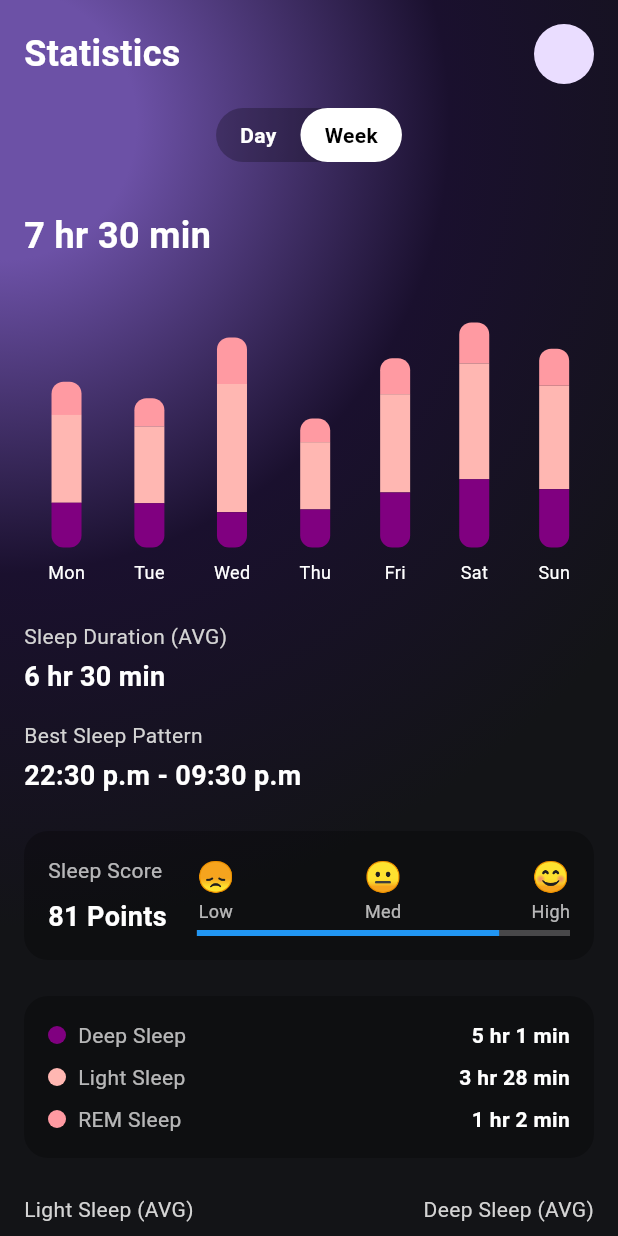
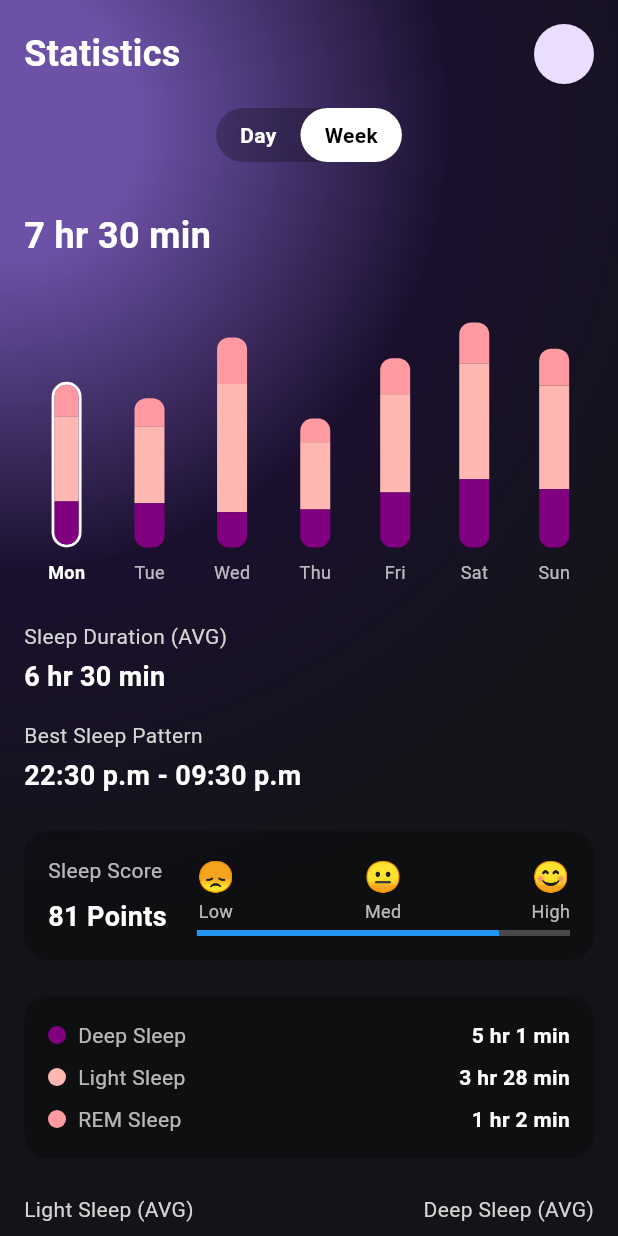
Before and after one commit to punipyuni/SleepPal, a Flutter app: the SleepStatisticsDashboard screen opened directly, after a tap on "Week", after a tap on "Mon", on a phone screen of 412 x 824 dp. Run offline on Flutter 3.47's test engine with Material 3 defaults, Android fonts, the phone set to English and light mode, and no system bars; our stand-ins replace dash_chat_2, fl_chart; missing offline and left inert: health; network calls fail.

Commit message:
update selectable bar chart

```diff
--- a/lib/widgets/sleep_stat_provider.dart
+++ b/lib/widgets/sleep_stat_provider.dart
@@ -1,51 +1,4 @@
-// import 'package:flutter/foundation.dart';
 
-// class SleepStatisticsProvider with ChangeNotifier {
-//   bool _isDayView = true;
-//   int _selectedDayIndex = 0; // For day view
-//   int? _selectedWeekDayIndex; // For week view
-//   List<Map<String, dynamic>> _weeklyData = [
-//     {'day': 'Mon', 'duration': Duration(hours: 7, minutes: 30)},
-//     {'day': 'Tue', 'duration': Duration(hours: 6, minutes: 45)},
-//     {'day': 'Wed', 'duration': Duration(hours: 8, minutes: 0)},
-//     {'day': 'Thu', 'duration': Duration(hours: 7, minutes: 15)},
-//     {'day': 'Fri', 'duration': Duration(hours: 9, minutes: 30)},
-//     {'day': 'Sat', 'duration': Duration(hours: 8, minutes: 45)},
-//     {'day': 'Sun', 'duration': Duration(hours: 7, minutes: 0)},
-//   ];
-
-
-
-//   bool get isDayView => _isDayView;
-//   int get selectedDayIndex => _selectedDayIndex;
-//   int? get selectedWeekDayIndex => _selectedWeekDayIndex;
-//   List<Map<String, dynamic>> get weeklyData => _weeklyData;
-
-//   String? get selectedWeekDayDuration {
-//     if (_selectedWeekDayIndex != null && _selectedWeekDayIndex! >= 0 && _selectedWeekDayIndex! < _weeklyData.length) {
-//       final duration = _weeklyData[_selectedWeekDayIndex!]['duration'] as Duration;
-//       return '${duration.inHours} hr ${duration.inMinutes.remainder(60)} min';
-//     }
-//     return null;
-//   }
-
-//   void toggleView(bool isDay) {
-//     _isDayView = isDay;
-//     notifyListeners();
-//   }
-
-//   void selectDayInDayView(int index) {
-//     _selectedDayIndex = index;
-//     notifyListeners();
-//   }
-
-//   void selectDayInWeekView(int? index) {
-//     _selectedWeekDayIndex = index;
-//     notifyListeners();
-//   }
-
-//   // Add more methods as needed for fetching and updating sleep statistics data
-// }
 
 import 'package:flutter/foundation.dart';
 
@@ -134,22 +87,22 @@ class SleepStatisticsProvider with ChangeNotifier {
     }).toList();
   }
 
-  bool get isDayView => _isDayView;
+bool get isDayView => _isDayView;
   int get selectedDayIndex => _selectedDayIndex;
   int? get selectedWeekDayIndex => _selectedWeekDayIndex;
   DateTime get currentWeekStart => _currentWeekStart;
 
   List<Map<String, dynamic>> get weeklyData => _weeklyData;
 
-  Map<String, dynamic> get selectedDayData =>
-      _selectedWeekDayIndex != null ? _weeklyData[_selectedWeekDayIndex!] : _weeklyData[_selectedDayIndex];
+  Map<String, dynamic> get selectedDayData => _weeklyData[_selectedDayIndex];
 
-  String get selectedDayDuration {
+  Map<String, dynamic>? get selectedWeekDayData =>
+      _selectedWeekDayIndex != null ? _weeklyData[_selectedWeekDayIndex!] : null;
+
+  String get selectedDaySleepDuration {
     final duration = selectedDayData['duration'] as Duration;
     return '${duration.inHours} hr ${duration.inMinutes.remainder(60)} min';
   }
-
-  String get selectedDaySleepDuration => selectedDayDuration;
 
   String get selectedDayTimeAsleep {
     final rem = selectedDayData['rem'] as Duration;
@@ -159,11 +112,20 @@ class SleepStatisticsProvider with ChangeNotifier {
     return '${totalAsleep.inHours} hr ${totalAsleep.inMinutes.remainder(60)} min';
   }
 
+  String? get selectedWeekDayDuration {
+    if (_selectedWeekDayIndex != null) {
+      final duration = selectedWeekDayData!['duration'] as Duration;
+      return '${duration.inHours} hr ${duration.inMinutes.remainder(60)} min';
+    }
+    return null;
+  }
+
   String get selectedDaySleepingTime {
     // Assuming you store sleeping time in your data model
     // If not, you might want to calculate it based on your data
     return '23:00 p.m.';
   }
+
 
   String get selectedDayWakeUpTime {
     // Assuming you store wake up time in your data model
@@ -175,6 +137,9 @@ class SleepStatisticsProvider with ChangeNotifier {
 
   void toggleView(bool isDay) {
     _isDayView = isDay;
+    if (!isDay) {
+      _selectedWeekDayIndex = null; // Reset week selection when switching to week view
+    }
     notifyListeners();
   }
 
@@ -184,10 +149,17 @@ class SleepStatisticsProvider with ChangeNotifier {
     notifyListeners();
   }
 
-  void selectDayInWeekView(int index) {
-    _selectedWeekDayIndex = index;
+    void selectDayInWeekView(int? index) {
+    if (_selectedWeekDayIndex == index) {
+      // If the tapped day is already selected, deselect it
+      _selectedWeekDayIndex = null;
+    } else {
+      // Otherwise, select the tapped day
+      _selectedWeekDayIndex = index;
+    }
     notifyListeners();
   }
+
 
   DateTime getDateForIndex(int index) {
     return _currentWeekStart.add(Duration(days: index));
--- a/lib/widgets/week_stat_view.dart
+++ b/lib/widgets/week_stat_view.dart
@@ -15,7 +15,7 @@ class WeekStatisticsView extends StatelessWidget {
           children: [
             SizedBox(height: 16),
             Text(
-              provider.selectedDayDuration ?? '--:--',
+              provider.selectedWeekDayDuration ?? '--:--',
               style: TextStyle(
                   fontSize: 24,
                   fontWeight: FontWeight.bold,
@@ -27,6 +27,7 @@ class WeekStatisticsView extends StatelessWidget {
               onBarSelected: provider.selectDayInWeekView,
             ),
             SizedBox(height: 24),
+
             StatisticItem(title: 'Sleep Duration (AVG)', value: '6 hr 30 min'),
             SizedBox(height: 16),
             StatisticItem(
@@ -58,12 +59,14 @@ class WeekStatisticsView extends StatelessWidget {
 
 class WeeklyBarChart extends StatelessWidget {
   final List<Map<String, dynamic>> data;
-  final Function(int) onBarSelected;
+  final Function(int?) onBarSelected;
 
   WeeklyBarChart({required this.data, required this.onBarSelected});
 
   @override
   Widget build(BuildContext context) {
+    final provider = Provider.of<SleepStatisticsProvider>(context);
+
     return Container(
       height: 200,
       padding: EdgeInsets.symmetric(horizontal: 16),
@@ -78,8 +81,10 @@ class WeeklyBarChart extends StatelessWidget {
           final String day = item['day'] ?? 'N/A';
           final Duration totalDuration = item['totalDuration'] ?? Duration.zero;
 
+          final bool isSelected = provider.selectedWeekDayIndex == index;
+
           return GestureDetector(
-            onTap: () => onBarSelected(index),
+            onTap: () => onBarSelected(isSelected ? null : index),
             child: Column(
               mainAxisAlignment: MainAxisAlignment.end,
               children: [
@@ -87,6 +92,12 @@ class WeeklyBarChart extends StatelessWidget {
                   child: Container(
                     width: 20,
                     height: 150 * heightFactor,
+                    decoration: BoxDecoration(
+                      border: isSelected
+                          ? Border.all(color: Colors.white, width: 2)
+                          : null,
+                      borderRadius: BorderRadius.circular(10),
+                    ),
                     child: Column(
                       children: [
                         _buildSegment(remFactor, Color(0xFFFF9AA2), isTopSegment: true),
@@ -99,7 +110,11 @@ class WeeklyBarChart extends StatelessWidget {
                 SizedBox(height: 8),
                 Text(
                   day,
-                  style: TextStyle(color: Colors.white, fontSize: 12),
+                  style: TextStyle(
+                    color: isSelected ? Colors.white : Colors.white70,
+                    fontSize: 12,
+                    fontWeight: isSelected ? FontWeight.bold : FontWeight.normal,
+                  ),
                 ),
               ],
             ),
```
